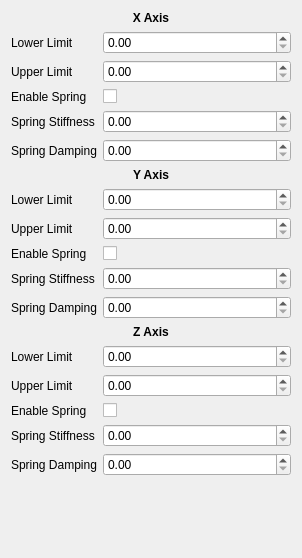
Before: the Qt Designer form forms/springSettings.ui in Gmadges/MPC-Masterclass, drawn with Qt 5.
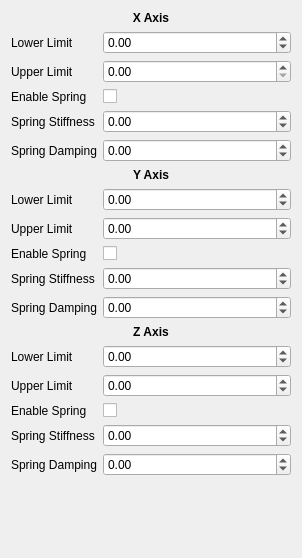
After: the same form once the commit is applied.

Commit message: added bigger ranges

The edit to the form file:
```diff
--- a/forms/springSettings.ui
+++ b/forms/springSettings.ui
@@ -35,7 +35,14 @@
     </widget>
    </item>
    <item row="1" column="1">
-    <widget class="QDoubleSpinBox" name="spin_XLower"/>
+    <widget class="QDoubleSpinBox" name="spin_XLower">
+     <property name="minimum">
+      <double>-10000000.000000000000000</double>
+     </property>
+     <property name="maximum">
+      <double>10000000.000000000000000</double>
+     </property>
+    </widget>
    </item>
    <item row="2" column="0">
     <widget class="QLabel" name="label_3">
@@ -75,7 +82,14 @@
     </widget>
    </item>
    <item row="7" column="1">
-    <widget class="QDoubleSpinBox" name="spin_YLower"/>
+    <widget class="QDoubleSpinBox" name="spin_YLower">
+     <property name="minimum">
+      <double>-10000000.000000000000000</double>
+     </property>
+     <property name="maximum">
+      <double>10000000.000000000000000</double>
+     </property>
+    </widget>
    </item>
    <item row="8" column="0">
     <widget class="QLabel" name="label_6">
@@ -85,7 +99,14 @@
     </widget>
    </item>
    <item row="8" column="1">
-    <widget class="QDoubleSpinBox" name="spin_YUpper"/>
+    <widget class="QDoubleSpinBox" name="spin_YUpper">
+     <property name="minimum">
+      <double>-10000000.000000000000000</double>
+     </property>
+     <property name="maximum">
+      <double>10000000.000000000000000</double>
+     </property>
+    </widget>
    </item>
    <item row="12" column="0" colspan="2">
     <widget class="QLabel" name="label_7">
@@ -108,7 +129,14 @@
     </widget>
    </item>
    <item row="13" column="1">
-    <widget class="QDoubleSpinBox" name="spin_ZLower"/>
+    <widget class="QDoubleSpinBox" name="spin_ZLower">
+     <property name="minimum">
+      <double>-10000000.000000000000000</double>
+     </property>
+     <property name="value">
+      <double>0.000000000000000</double>
+     </property>
+    </widget>
    </item>
    <item row="14" column="0">
     <widget class="QLabel" name="label_9">
@@ -118,7 +146,14 @@
     </widget>
    </item>
    <item row="14" column="1">
-    <widget class="QDoubleSpinBox" name="spin_ZUpper"/>
+    <widget class="QDoubleSpinBox" name="spin_ZUpper">
+     <property name="minimum">
+      <double>-10000000.000000000000000</double>
+     </property>
+     <property name="maximum">
+      <double>10000000.000000000000000</double>
+     </property>
+    </widget>
    </item>
    <item row="4" column="0">
     <widget class="QLabel" name="label_11">
@@ -135,10 +170,24 @@
     </widget>
    </item>
    <item row="4" column="1">
-    <widget class="QDoubleSpinBox" name="spin_xSpringStiff"/>
+    <widget class="QDoubleSpinBox" name="spin_xSpringStiff">
+     <property name="minimum">
+      <double>-10000000.000000000000000</double>
+     </property>
+     <property name="maximum">
+      <double>10000000.000000000000000</double>
+     </property>
+    </widget>
    </item>
    <item row="5" column="1">
-    <widget class="QDoubleSpinBox" name="spin_xSpringDamping"/>
+    <widget class="QDoubleSpinBox" name="spin_xSpringDamping">
+     <property name="minimum">
+      <double>-10000000.000000000000000</double>
+     </property>
+     <property name="maximum">
+      <double>10000000.000000000000000</double>
+     </property>
+    </widget>
    </item>
    <item row="3" column="1">
     <widget class="QCheckBox" name="check_xSpringEnabled">
@@ -197,10 +246,24 @@
     </widget>
    </item>
    <item row="16" column="1">
-    <widget class="QDoubleSpinBox" name="spin_zSpringStiff"/>
+    <widget class="QDoubleSpinBox" name="spin_zSpringStiff">
+     <property name="minimum">
+      <double>-10000000.000000000000000</double>
+     </property>
+     <property name="maximum">
+      <double>10000000.000000000000000</double>
+     </property>
+    </widget>
    </item>
    <item row="17" column="1">
-    <widget class="QDoubleSpinBox" name="spin_zSpringDamping"/>
+    <widget class="QDoubleSpinBox" name="spin_zSpringDamping">
+     <property name="minimum">
+      <double>-10000000.000000000000000</double>
+     </property>
+     <property name="maximum">
+      <double>10000000.000000000000000</double>
+     </property>
+    </widget>
    </item>
    <item row="9" column="1">
     <widget class="QCheckBox" name="check_ySpringEnabled">
@@ -210,10 +273,24 @@
     </widget>
    </item>
    <item row="10" column="1">
-    <widget class="QDoubleSpinBox" name="spin_ySpringStiff"/>
+    <widget class="QDoubleSpinBox" name="spin_ySpringStiff">
+     <property name="minimum">
+      <double>-10000000.000000000000000</double>
+     </property>
+     <property name="maximum">
+      <double>10000000.000000000000000</double>
+     </property>
+    </widget>
    </item>
    <item row="11" column="1">
-    <widget class="QDoubleSpinBox" name="spin_ySpringDamping"/>
+    <widget class="QDoubleSpinBox" name="spin_ySpringDamping">
+     <property name="minimum">
+      <double>-10000000.000000000000000</double>
+     </property>
+     <property name="maximum">
+      <double>10000000.000000000000000</double>
+     </property>
+    </widget>
    </item>
   </layout>
  </widget>
```
The commit also changes 2 other files.
